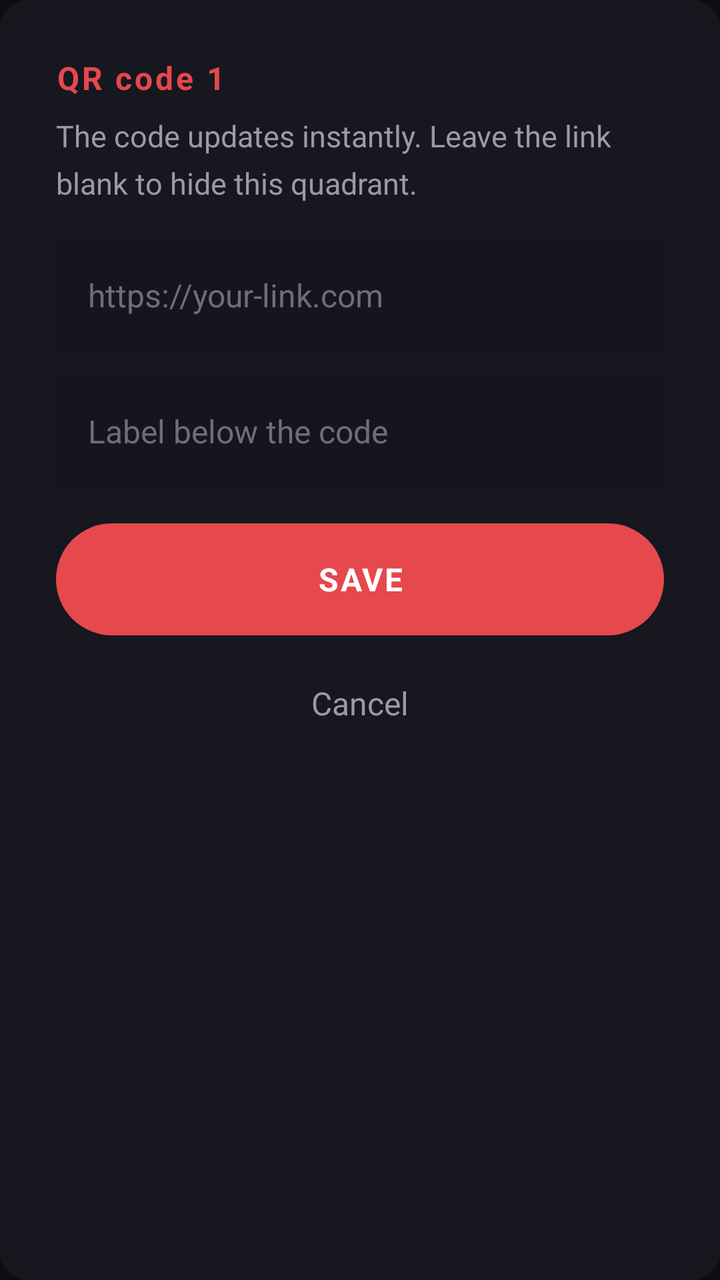
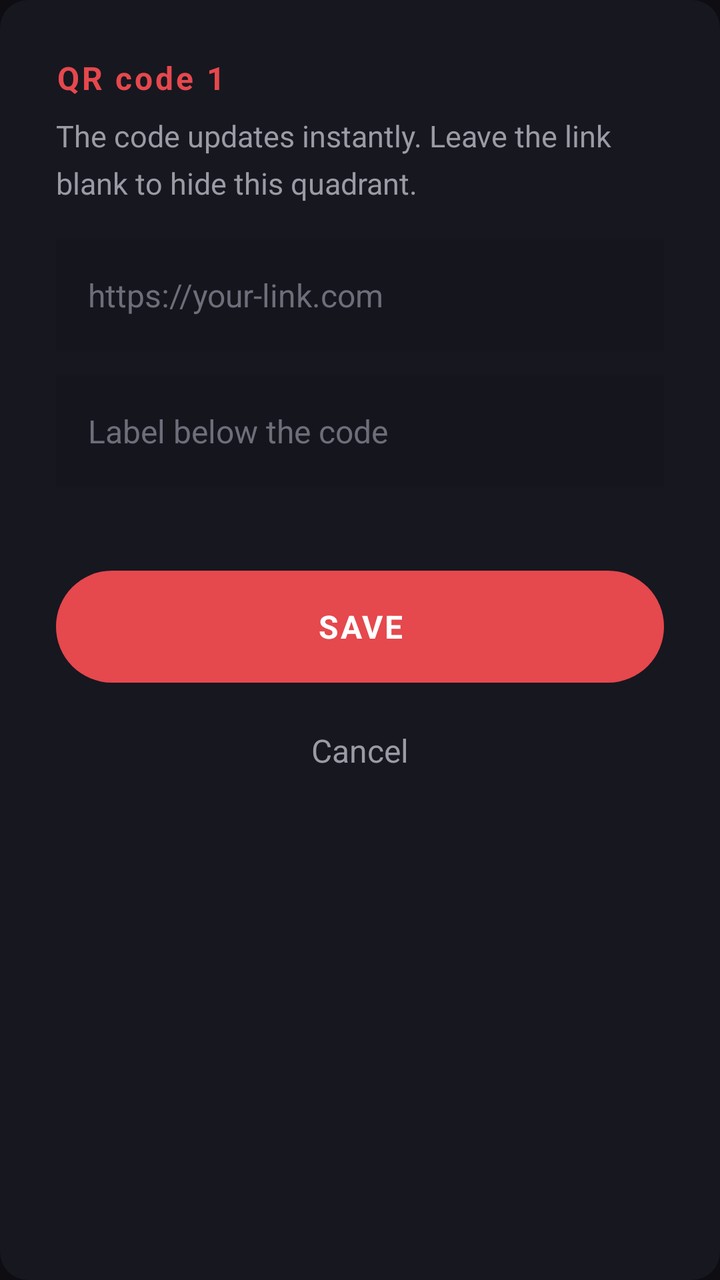

Compare the two renders of this Android layout. The source of the first and the diff that turns it into the second are given below.
<!-- AndroidManifest.xml: application theme AppTheme -->
<!-- res/layout/dialog_qr_slot.xml -->
<?xml version="1.0" encoding="utf-8"?>
<LinearLayout xmlns:android="http://schemas.android.com/apk/res/android"
    android:orientation="vertical"
    android:layout_width="match_parent"
    android:layout_height="wrap_content"
    android:background="@drawable/bg_input_dark"
    android:padding="28dp">
    <TextView
        android:id="@+id/txtSlotTitle"
        android:layout_width="wrap_content"
        android:layout_height="wrap_content"
        android:text="QR code 1"
        android:textColor="@color/accent"
        android:textSize="16sp"
        android:textStyle="bold"
        android:letterSpacing="0.08" />
    <TextView
        android:layout_width="wrap_content"
        android:layout_height="wrap_content"
        android:text="The code updates instantly. Leave the link blank to hide this quadrant."
        android:textColor="@color/text_dim"
        android:textSize="15sp"
        android:layout_marginTop="8dp"
        android:lineSpacingMultiplier="1.3" />
    <EditText
        android:id="@+id/inpSlotLink"
        android:layout_width="match_parent"
        android:layout_height="56dp"
        android:layout_marginTop="18dp"
        android:background="#FF15151D"
        android:paddingStart="16dp"
        android:paddingEnd="16dp"
        android:textColor="@color/text"
        android:textColorHint="#FF6E6E7A"
        android:textSize="16sp"
        android:hint="https://your-link.com"
        android:inputType="textUri"
        android:singleLine="true" />
    <EditText
        android:id="@+id/inpSlotLabel"
        android:layout_width="match_parent"
        android:layout_height="56dp"
        android:layout_marginTop="12dp"
        android:background="#FF15151D"
        android:paddingStart="16dp"
        android:paddingEnd="16dp"
        android:textColor="@color/text"
        android:textColorHint="#FF6E6E7A"
        android:textSize="16sp"
        android:hint="Label below the code"
        android:singleLine="true" />
    <TextView
        android:id="@+id/btnSaveSlot"
        android:layout_width="match_parent"
        android:layout_height="56dp"
        android:layout_marginTop="18dp"
        android:background="@drawable/bg_button_red"
        android:gravity="center"
        android:text="SAVE"
        android:textColor="#FFFFFFFF"
        android:textSize="16sp"
        android:textStyle="bold"
        android:letterSpacing="0.05" />
    <TextView
        android:id="@+id/btnCancelSlot"
        android:layout_width="match_parent"
        android:layout_height="48dp"
        android:layout_marginTop="10dp"
        android:gravity="center"
        android:text="Cancel"
        android:textColor="@color/text_dim"
        android:textSize="16sp" />
</LinearLayout>
<!-- resources referenced by this layout -->
<resources>
  <color name="accent">#FFE5484D</color>
  <color name="text">#FFF5F5F7</color>
  <color name="text_dim">#FF9B9BA6</color>
  <!-- drawable bg_button_red (drawable) -->
  <?xml version="1.0" encoding="utf-8"?>
  <selector xmlns:android="http://schemas.android.com/apk/res/android">
      <item android:state_pressed="true">
          <shape android:shape="rectangle"><solid android:color="#FFC93A3F" /><corners android:radius="28dp" /></shape>
      </item>
      <item android:state_enabled="false">
          <shape android:shape="rectangle"><solid android:color="#FF5A2A2D" /><corners android:radius="28dp" /></shape>
      </item>
      <item>
          <shape android:shape="rectangle"><solid android:color="#FFE5484D" /><corners android:radius="28dp" /></shape>
      </item>
  </selector>
  <!-- drawable bg_input_dark (drawable) -->
  <?xml version="1.0" encoding="utf-8"?>
  <shape xmlns:android="http://schemas.android.com/apk/res/android" android:shape="rectangle">
      <solid android:color="#FF17171F" />
      <corners android:radius="14dp" />
  </shape>
  <style name="AppTheme" parent="android:Theme.Material.NoActionBar">
          <item name="android:windowBackground">@color/bg</item>
          <item name="android:statusBarColor">@color/bg</item>
          <item name="android:navigationBarColor">@color/bg</item>
          <item name="android:colorAccent">@color/accent</item>
      </style>
  <color name="bg">#FF0E0E12</color>
</resources>

<!-- the commit's change to res/layout/dialog_qr_slot.xml (unified diff, before → after) -->
@@ -50,6 +50,13 @@
         android:hint="Label below the code"
         android:singleLine="true" />
     <TextView
+        android:id="@+id/txtLabelLimit"
+        android:layout_width="wrap_content"
+        android:layout_height="wrap_content"
+        android:layout_marginTop="6dp"
+        android:textColor="@color/text_dim"
+        android:textSize="13sp" />
+    <TextView
         android:id="@+id/btnSaveSlot"
         android:layout_width="match_parent"
         android:layout_height="56dp"
